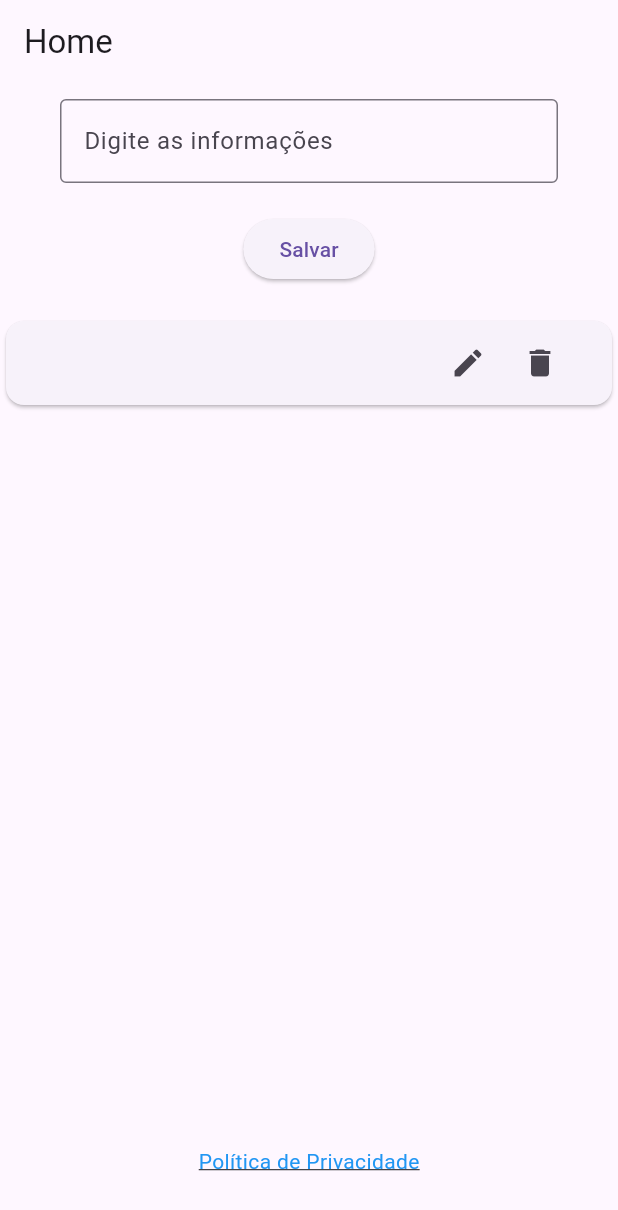
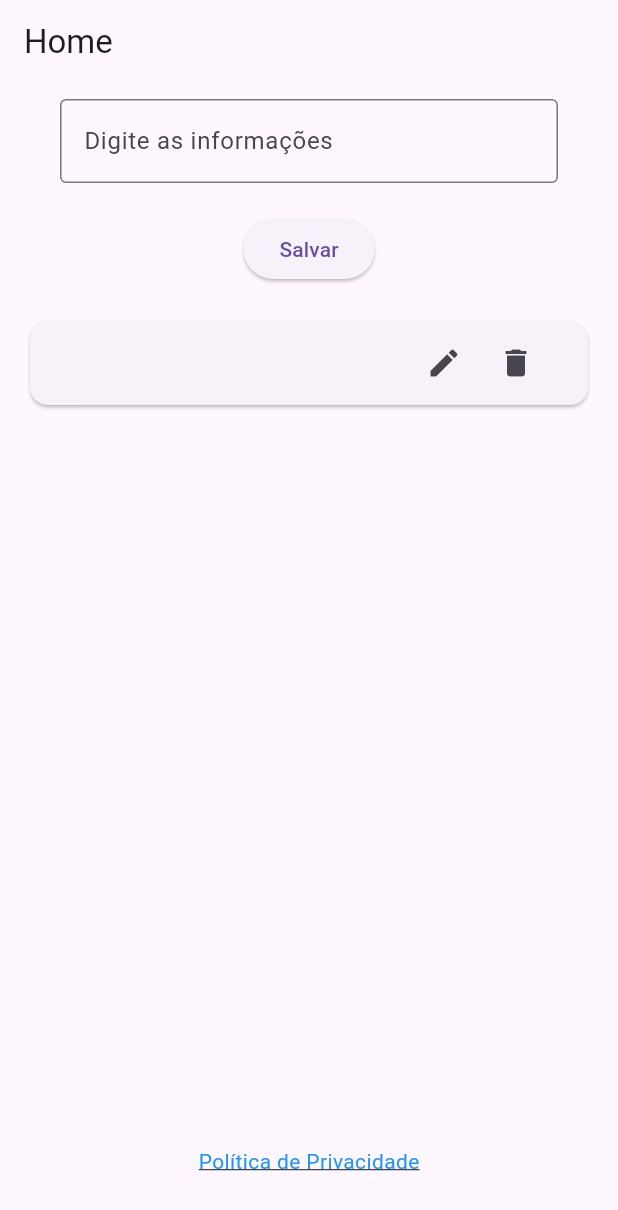
Before and after one commit to filipewb/flutterTeste, a Flutter app: the HomeScreenView screen opened directly, after a tap on "Salvar", on a phone screen of 412 x 824 dp. Shown: the top 1210 px of the screen. Run offline on Flutter 3.47's test engine with Material 3 defaults, Android fonts, the phone set to English and light mode, and no system bars.

```diff
--- a/desafio_tecnico/lib/home/home_screen_view.dart
+++ b/desafio_tecnico/lib/home/home_screen_view.dart
@@ -41,6 +41,8 @@ class HomeScreenView extends StatelessWidget {
               ),
               const SizedBox(height: 20),
               Expanded(
+                child: Padding(
+                  padding: const EdgeInsets.symmetric(horizontal: 16.0),
                   child: ListView.builder(
                     itemCount: informationList.infoList.length,
                     itemBuilder: (context, index) {
@@ -68,6 +70,7 @@ class HomeScreenView extends StatelessWidget {
                         ),
                       );
                     },
+                  ),
                 ),
               ),
               const SizedBox(height: 80),
```
Lines whose indentation alone changed are shown as unchanged.
